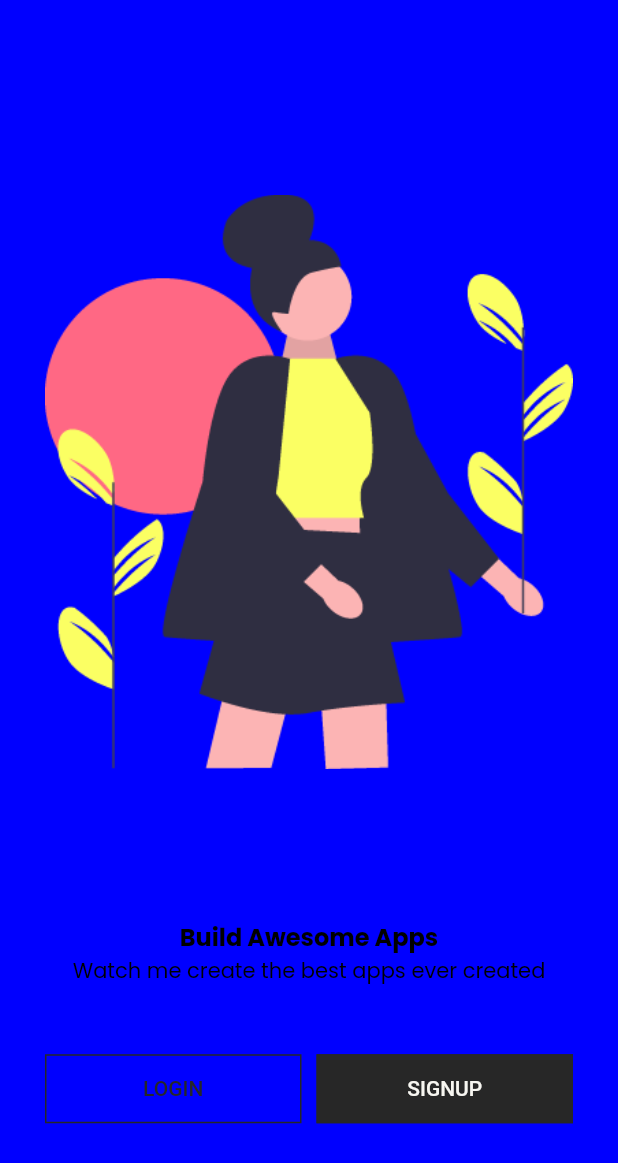
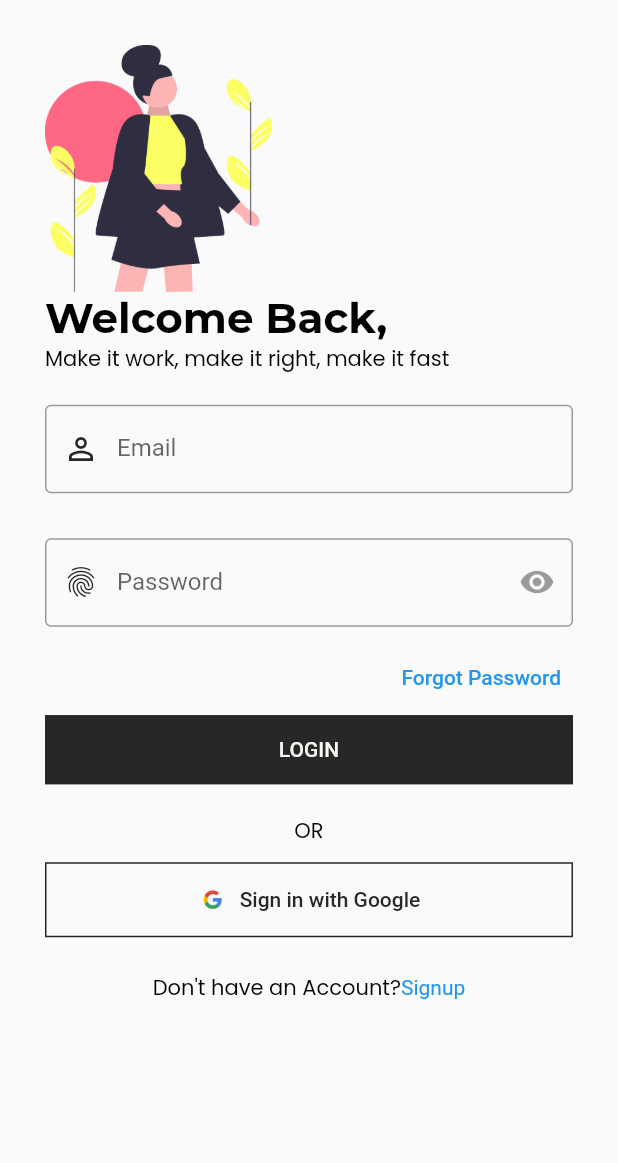
Before and after one commit to nangahamandine/auth, a Flutter app: the screen it shows after launch, after a tap on "LOGIN", on a phone screen of 412 x 824 dp. Shown: the top 1163 px of the screen. Run offline on Flutter 3.47's test engine with Material 2 defaults, Android fonts, the phone set to English and light mode, and no system bars; our stand-ins replace flutter_svg, get, google_fonts, liquid_swipe, smooth_page_indicator.

Commit message:
Additional features

```diff
--- a/lib/src/constants/colors.dart
+++ b/lib/src/constants/colors.dart
@@ -3,9 +3,9 @@ import 'dart:ui';
 import 'package:flutter/material.dart';
 
 
-const PrimaryColor = Color(0xFF0000FF);
+const PrimaryColor = Color(0xFFFFFF00);
 const SecondaryColor = Color(0xFF272727);
-const AccentColor = Color(0xFFFFFF00);
+const AccentColor = Color(0xFF0000FF);
 
 const CardBgColor = Color(0xFFF7F6F1);
 const WhiteColor = Color(0xFFF7F6F1);
--- a/lib/src/constants/image_strings.dart
+++ b/lib/src/constants/image_strings.dart
@@ -1,11 +1,16 @@
 
-
+// Splash Screen Images
 const String SplashTopIcon = "assets/images/splash1.png";
 const String SplashImage = "assets/images/splash2.png";
 
-
+// Onboarding Screen Images
 const String OnboardingImage1 = "assets/images/onboarding1.png";
 const String OnboardingImage2 = "assets/images/onboarding2.png";
 const String OnboardingImage3 = "assets/images/onboarding3.png";
 
+// Welcome Screen Images
+// Also used for Login and Signup
 const String WelcomeScreenImage = "assets/images/welcome_screen_image.png";
+
+// Login Image
+const String GoogleLogoImage = "assets/logo/google.png";
--- a/lib/src/constants/sizes.dart
+++ b/lib/src/constants/sizes.dart
@@ -2,3 +2,4 @@
 const DefaultSize = 30.0;
 const SplashContainerSize = 30.0;
 const ButtonHeight = 15.0;
+const FormHeight = 30.0;
--- a/lib/src/constants/text_strings.dart
+++ b/lib/src/constants/text_strings.dart
@@ -1,7 +1,13 @@
 
 // Generic Text
-String Login = "Login";
-String Signup = "Signup";
+const String Login = "Login";
+const String Signup = "Signup";
+const String FullName = "Full Name";
+const String Email = "Email";
+const String PhoneNo = "Phone No";
+const String Password = "Password";
+const String ForgetPassword = "Forgot Password";
+const String SigninwithGoogle = "Sign in with Google";
 
 // Splash Screen Text
 const String AppName = "Auth";
@@ -21,3 +27,14 @@ const String OnboardingCounter3 = "3/3";
 // Welcome Screen Text
 const String WelcomeTitle = "Build Awesome Apps";
 const String WelcomeSubTitle = "Watch me create the best apps ever created";
+
+// Login Screen Text
+const String LoginTitle = "Welcome Back,";
+const String LoginSubTitle = "Make it work, make it right, make it fast";
+const String RememberMe = "Remember Me?";
+const String DontHaveAnAccount = "Don\'t have an Account?";
+
+// Sign Up Screen Text
+const String SignupTitle = "Get On Board!";
+const String SignupSubtitle = "Create your profile to start your journey with us";
+const String AlreadyHaveAnAccount = "Already have an  account?";
--- /dev/null
+++ b/lib/src/features/authentication/screens/login_screen/login_footer_widget.dart
@@ -0,0 +1,47 @@
+import 'package:flutter/material.dart';
+
+import '../../../../constants/image_strings.dart';
+import '../../../../constants/sizes.dart';
+import '../../../../constants/text_strings.dart';
+
+
+class LoginFooterWidget extends StatelessWidget {
+  const LoginFooterWidget({
+    super.key,
+  });
+
+  @override
+  Widget build(BuildContext context) {
+    return Column(
+      crossAxisAlignment: CrossAxisAlignment.center,
+      children: [
+        const Text("OR"),
+        const SizedBox(height: FormHeight -20,),
+        SizedBox(
+          width: double.infinity,
+          child: OutlinedButton.icon(
+              icon: Image(image: AssetImage(GoogleLogoImage), width: 20.0,),
+              onPressed: () {},
+              label: Text(SigninwithGoogle)),
+        ),
+        const SizedBox(height: FormHeight -20),
+        TextButton(
+          onPressed: () {},
+          child: Text.rich(
+            TextSpan(
+              text: DontHaveAnAccount,
+              style: Theme.of(context).textTheme.bodyText1,
+              children: [
+                TextSpan(
+                    text: Signup,
+                    style: TextStyle(color: Colors.blue,
+                    )
+                )
+              ],
+            ),
+          ),
+        ),
+      ],
+    );
+  }
+}
--- /dev/null
+++ b/lib/src/features/authentication/screens/login_screen/login_form_widget.dart
@@ -0,0 +1,52 @@
+import 'package:flutter/material.dart';
+
+import '../../../../constants/sizes.dart';
+import '../../../../constants/text_strings.dart';
+
+class LoginForm extends StatelessWidget {
+  const LoginForm({
+    super.key,
+  });
+
+  @override
+  Widget build(BuildContext context) {
+    return Form(child: Container(
+      padding: EdgeInsets.symmetric(vertical: FormHeight - 10),
+      child: Column(
+        crossAxisAlignment: CrossAxisAlignment.start,
+        children: [
+          TextFormField(
+            decoration: const InputDecoration(
+              prefixIcon: Icon(Icons.person_outline_outlined),
+              labelText: Email,
+              hintText: Email,
+              border: OutlineInputBorder(),
+            ),
+          ),
+          SizedBox(height: FormHeight),
+          TextFormField(
+            decoration: const InputDecoration(
+                prefixIcon: Icon(Icons.fingerprint),
+                labelText: Password,
+                hintText: Password,
+                border: OutlineInputBorder(),
+                suffixIcon: IconButton(
+                    onPressed: null,
+                    icon: Icon(Icons.remove_red_eye_sharp))
+            ),
+          ),
+          SizedBox(height: FormHeight - 20,),
+          Align(
+              alignment: Alignment.centerRight,
+              child: TextButton(onPressed: () {},
+                  child: Text(ForgetPassword))),
+          SizedBox(
+              width: double.infinity,
+              child: ElevatedButton(
+                onPressed: () {},
+                child: Text(Login.toUpperCase()),))
+        ],
+      ),
+    ));
+  }
+}
--- /dev/null
+++ b/lib/src/features/authentication/screens/login_screen/login_header_widget.dart
@@ -0,0 +1,25 @@
+import 'package:flutter/material.dart';
+
+import '../../../../constants/image_strings.dart';
+import '../../../../constants/text_strings.dart';
+
+
+class LoginHeaderWidget extends StatelessWidget {
+  const LoginHeaderWidget({Key? key }): super(key: key) ;
+
+  @override
+  Widget build(BuildContext context) {
+    final size = MediaQuery.of(context).size;
+
+    return Column(
+      crossAxisAlignment: CrossAxisAlignment.start,
+      children: [
+        Image(
+            image: AssetImage(WelcomeScreenImage),
+            height: size.height * 0.2),
+        Text(LoginTitle, style: Theme.of(context).textTheme.headline1,),
+        Text(LoginSubTitle, style: Theme.of(context).textTheme.bodyText1,),
+      ],
+    );
+  }
+}
--- /dev/null
+++ b/lib/src/features/authentication/screens/login_screen/login_screen.dart
@@ -0,0 +1,31 @@
+import 'package:auth/src/constants/sizes.dart';
+import 'package:flutter/material.dart';
+import 'login_footer_widget.dart';
+import 'login_form_widget.dart';
+import 'login_header_widget.dart';
+
+class LoginScreen extends StatelessWidget {
+  const LoginScreen({Key? key}) : super(key: key);
+
+  @override
+  Widget build(BuildContext context) {
+    final size = MediaQuery.of(context).size;
+    return SafeArea(
+      child: Scaffold(
+        body: SingleChildScrollView(
+          child: Container(
+            padding: EdgeInsets.all(DefaultSize),
+            child: Column(
+              crossAxisAlignment: CrossAxisAlignment.start,
+              children: [
+                LoginHeaderWidget(),
+                const LoginForm(),
+                const LoginFooterWidget()
+              ],
+            ),
+          ),
+        ),
+      ),
+    );
+  }
+}
--- a/lib/src/features/authentication/screens/welcome/welcome_screen.dart
+++ b/lib/src/features/authentication/screens/welcome/welcome_screen.dart
@@ -3,12 +3,14 @@ import 'package:auth/src/constants/colors.dart';
 import 'package:auth/src/constants/image_strings.dart';
 import 'package:auth/src/constants/sizes.dart';
 import 'package:auth/src/constants/text_strings.dart';
+import 'package:auth/src/features/authentication/screens/login_screen/login_screen.dart';
 import 'package:flutter/material.dart';
 import 'package:get/get.dart';
 import 'package:get/get_core/src/get_main.dart';
 
 import '../../../../common_widgets/fade_in_animation/animation_design.dart';
 import '../../../../common_widgets/fade_in_animation/fade_in_animation_model.dart';
+import '../signup_screen/signup_screen.dart';
 
 class WelcomeScreen extends StatelessWidget {
   const WelcomeScreen({Key? key}) : super(key: key);
@@ -59,14 +61,14 @@ class WelcomeScreen extends StatelessWidget {
                     children: [
                       Expanded(
                         child: OutlinedButton(
-                          onPressed: () {},
+                          onPressed: () => Get.to(() => const LoginScreen()),
                           child: Text(Login.toUpperCase()),
                         ),
                       ),
                       SizedBox(width: 10.0),
                       Expanded(
                         child: ElevatedButton(
-                          onPressed: () {},
+                          onPressed: () => Get.to(() => const SignupScreen()),
                           child: Text(Signup.toUpperCase()),
                         ),
                       ),
--- a/lib/src/utils/theme/theme.dart
+++ b/lib/src/utils/theme/theme.dart
@@ -1,5 +1,6 @@
 import 'package:auth/src/utils/theme/widget_themes/elevated_button_theme.dart';
 import 'package:auth/src/utils/theme/widget_themes/outlined_button_theme.dart';
+import 'package:auth/src/utils/theme/widget_themes/text_form_field_theme.dart';
 import 'package:auth/src/utils/theme/widget_themes/text_theme.dart';
 import 'package:flutter/material.dart';
 
@@ -12,6 +13,7 @@ class AppTheme {
     textTheme: AppTextTheme.lightTextTheme,
     outlinedButtonTheme: AOutlinedButtonTheme.lightOutlinedButtomTheme,
     elevatedButtonTheme: AElevatedButtonTheme.lightElevatedButtomTheme,
+    inputDecorationTheme: TextFormFieldTheme.lightInputDecorationTheme,
   );
 
 
@@ -20,6 +22,7 @@ class AppTheme {
     textTheme: AppTextTheme.darkTextTheme,
     outlinedButtonTheme: AOutlinedButtonTheme.darkOutlinedButtonTheme,
     elevatedButtonTheme: AElevatedButtonTheme.darkElevatedButtonTheme,
+    inputDecorationTheme: TextFormFieldTheme.darkInputDecorationTheme,
   );
 
 }
--- /dev/null
+++ b/lib/src/utils/theme/widget_themes/text_form_field_theme.dart
@@ -0,0 +1,26 @@
+import 'package:auth/src/constants/colors.dart';
+import 'package:flutter/material.dart';
+
+class TextFormFieldTheme {
+  TextFormFieldTheme._();
+
+  static InputDecorationTheme lightInputDecorationTheme =
+     const InputDecorationTheme(
+         border: OutlineInputBorder(),
+         prefixIconColor: SecondaryColor,
+         floatingLabelStyle: TextStyle(color: SecondaryColor),
+         focusedBorder: OutlineInputBorder(
+            borderSide: BorderSide(width: 2.0, color: SecondaryColor)
+          )
+      );
+
+  static InputDecorationTheme darkInputDecorationTheme =
+  const InputDecorationTheme(
+      border: OutlineInputBorder(),
+      prefixIconColor: PrimaryColor,
+      floatingLabelStyle: TextStyle(color: PrimaryColor),
+      focusedBorder: OutlineInputBorder(
+          borderSide: BorderSide(width: 2.0, color: SecondaryColor)
+      )
+  );
+}
--- a/pubspec.yaml
+++ b/pubspec.yaml
@@ -76,6 +76,7 @@ flutter:
   # To add assets to your application, add an assets section, like this:
   assets:
     - assets/images/
+    - assets/logo/
     - assets/videos/
 
   # An image asset can refer to one or more resolution-specific "variants", see
```
Also changed, not shown: lib/src/common_widgets/form/form_header_widget.dart (added, +25 -0 lines), lib/src/features/authentication/screens/signup_screen/signup_form_widget.dart (added, +57 -0 lines), lib/src/features/authentication/screens/signup_screen/signup_screen.dart (added, +62 -0 lines), assets/logo/google.png (added), lib/src/common_widgets/form/form_footer_widget.dart (added).
